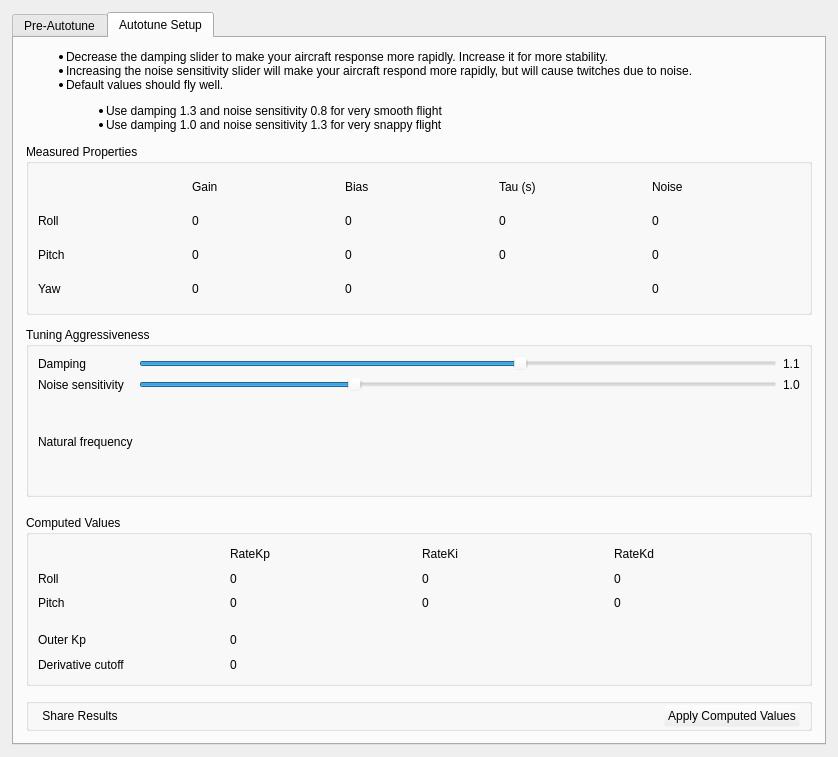
Old version of the form ground/gcs/src/plugins/config/autotune.ui in the repository d-ronin/dRonin.
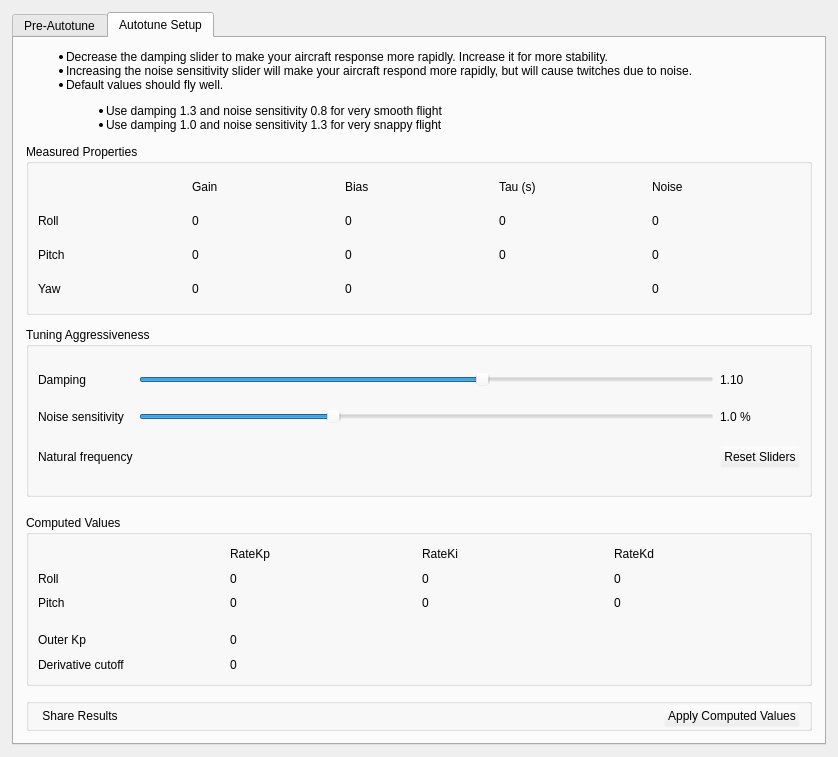
New version of the form. The open tabs and pages were chosen to show the change. Icons and pictures are not drawn.

Commit message:
GCS:Autotune: Correct damping display, add reset button
Now correctly displays 2 D.P. for damping. Reset button resets both sliders.

```diff
--- a/ground/gcs/src/plugins/config/autotune.ui
+++ b/ground/gcs/src/plugins/config/autotune.ui
@@ -591,7 +591,7 @@
               <item row="1" column="2">
                <widget class="QLabel" name="lblDamp">
                 <property name="text">
-                 <string>1.1</string>
+                 <string>1.10</string>
                 </property>
                </widget>
               </item>
@@ -661,7 +661,14 @@
               <item row="2" column="2">
                <widget class="QLabel" name="lblNoise">
                 <property name="text">
-                 <string>1.0</string>
+                 <string>1.0 %</string>
+                </property>
+               </widget>
+              </item>
+              <item row="3" column="2">
+               <widget class="QPushButton" name="btnResetSliders">
+                <property name="text">
+                 <string>Reset Sliders</string>
                 </property>
                </widget>
               </item>
```
The commit also changes 2 other files.
